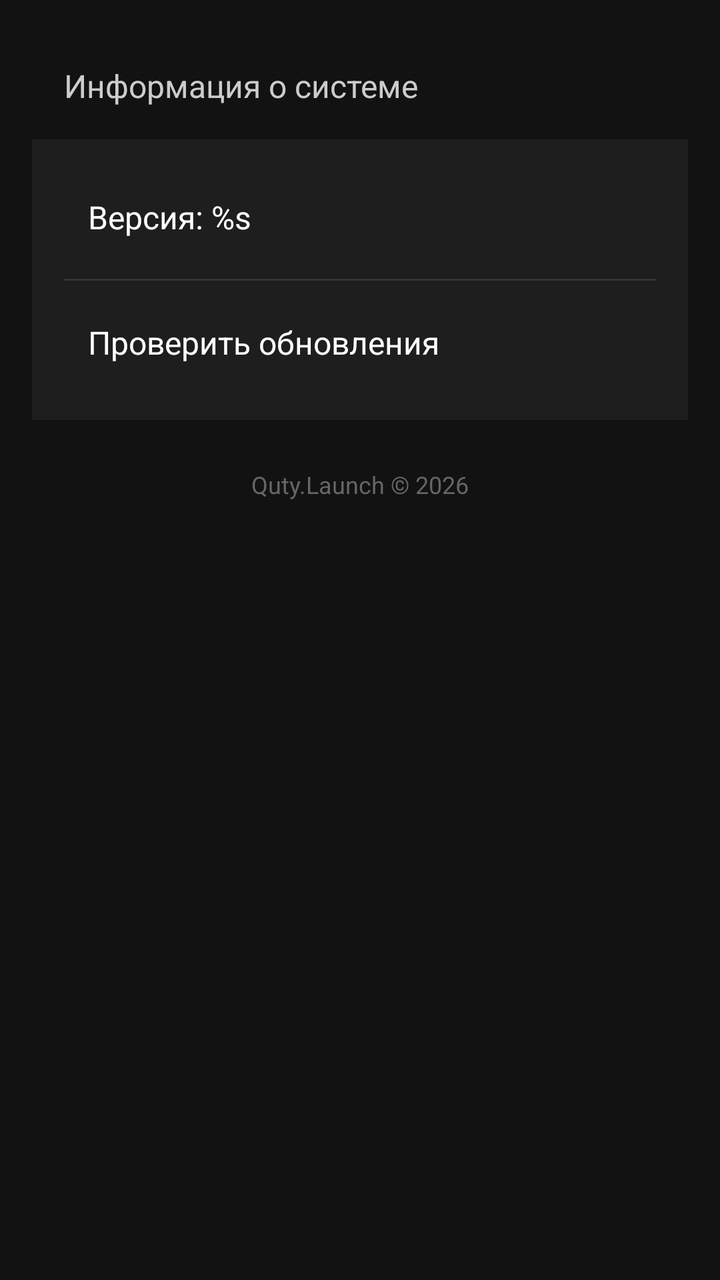
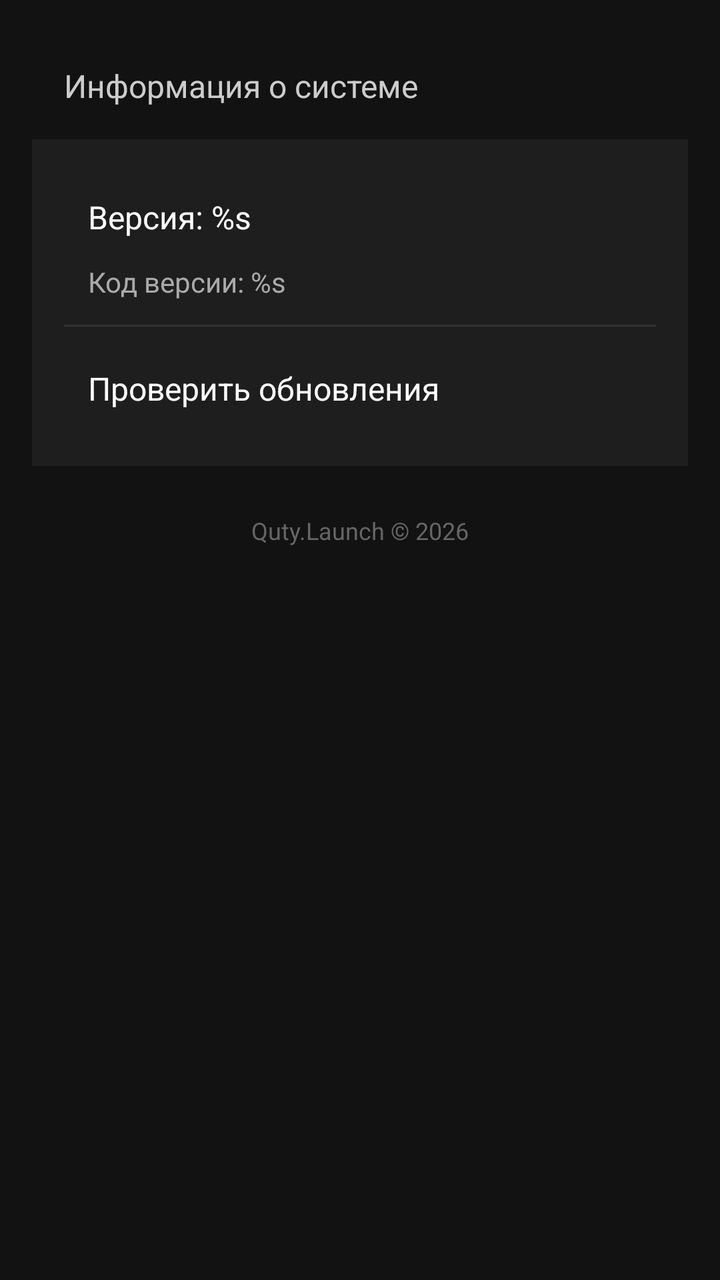

Screens rendered from an Android XML layout before and after an edit, with the pre-edit source and the edit as a unified diff.
<!-- AndroidManifest.xml: application theme Theme.QutyLaunch -->
<!-- res/layout/fragment_settings_system.xml -->
<LinearLayout xmlns:android="http://schemas.android.com/apk/res/android"
    android:layout_width="match_parent"
    android:layout_height="match_parent"
    android:orientation="vertical"
    android:background="#121212"
    android:padding="16dp">

    <TextView
        android:layout_width="match_parent"
        android:layout_height="wrap_content"
        android:text="@string/system_info_title"
        android:textColor="#CCCCCC"
        android:textSize="16sp"
        android:padding="16dp"
        android:paddingTop="8dp"/>

    <LinearLayout
        android:layout_width="match_parent"
        android:layout_height="wrap_content"
        android:orientation="vertical"
        android:background="#1E1E1E"
        android:padding="16dp">

        <TextView
            android:id="@+id/version_text"
            android:layout_width="match_parent"
            android:layout_height="wrap_content"
            android:text="@string/version_format"
            android:textColor="#FFFFFF"
            android:textSize="16sp"
            android:padding="12dp"/>

        
        <View
            android:layout_width="match_parent"
            android:layout_height="1dp"
            android:background="#333333"
            android:layout_marginVertical="8dp"/>

        
        <LinearLayout
            android:id="@+id/check_update_button"
            android:layout_width="match_parent"
            android:layout_height="wrap_content"
            android:orientation="horizontal"
            android:padding="12dp"
            android:background="?android:attr/selectableItemBackground"
            android:gravity="center_vertical">

            <TextView
                android:layout_width="0dp"
                android:layout_height="wrap_content"
                android:layout_weight="1"
                android:text="@string/check_updates_button"
                android:textColor="#FFFFFF"
                android:textSize="16sp"/>

            <TextView
                android:id="@+id/update_status"
                android:layout_width="wrap_content"
                android:layout_height="wrap_content"
                android:text=""
                android:textColor="#4CAF50"
                android:textSize="14sp"
                android:visibility="gone"/>

        </LinearLayout>

        
        

    </LinearLayout>

    
    <TextView
        android:layout_width="match_parent"
        android:layout_height="wrap_content"
        android:text="@string/copyright"
        android:textColor="#666666"
        android:textSize="12sp"
        android:gravity="center"
        android:padding="24dp"/>

</LinearLayout>
<!-- resources referenced by this layout -->
<resources>
  <string name="check_updates_button">Проверить обновления</string>
  <string name="copyright">Quty.Launch © 2026</string>
  <string name="system_info_title">Информация о системе</string>
  <string name="version_format">Версия: %s</string>
  <style name="Theme.QutyLaunch" parent="Theme.AppCompat.NoActionBar">
          
          <item name="android:navigationBarColor">@android:color/transparent</item>
          <item name="android:statusBarColor">@android:color/transparent</item>
  
          
          <item name="android:windowLayoutInDisplayCutoutMode">shortEdges</item>
  
          
          <item name="android:fitsSystemWindows">false</item>
  
          
          <item name="android:windowDrawsSystemBarBackgrounds">true</item>
      </style>
</resources>

<!-- the commit's change to res/layout/fragment_settings_system.xml (unified diff, before → after) -->
@@ -29,6 +29,31 @@
             android:textColor="#FFFFFF"
             android:textSize="16sp"
             android:padding="12dp"/>
+
+        
+        <TextView
+            android:id="@+id/version_code_text"
+            android:layout_width="match_parent"
+            android:layout_height="wrap_content"
+            android:text="@string/version_code_format"
+            android:textColor="#AAAAAA"
+            android:textSize="14sp"
+            android:paddingStart="12dp"
+            android:paddingEnd="12dp"
+            android:paddingBottom="4dp"/>
+
+        
+        <TextView
+            android:id="@+id/channel_text"
+            android:layout_width="match_parent"
+            android:layout_height="wrap_content"
+            android:text="@string/channel_format"
+            android:textColor="#AAAAAA"
+            android:textSize="14sp"
+            android:paddingStart="12dp"
+            android:paddingEnd="12dp"
+            android:paddingBottom="12dp"
+            android:visibility="gone"/>
 
         
         <View
@@ -66,9 +91,6 @@
 
         </LinearLayout>
 
-        
-        
-
     </LinearLayout>
 
     
<!-- resource entries referenced after the edit -->
@@ -1,8 +1,10 @@
 <!-- resources referenced by this layout -->
 <resources>
+  <string name="channel_format">Канал: %s</string>
   <string name="check_updates_button">Проверить обновления</string>
   <string name="copyright">Quty.Launch © 2026</string>
   <string name="system_info_title">Информация о системе</string>
+  <string name="version_code_format">Код версии: %s</string>
   <string name="version_format">Версия: %s</string>
   <style name="Theme.QutyLaunch" parent="Theme.AppCompat.NoActionBar">
           
